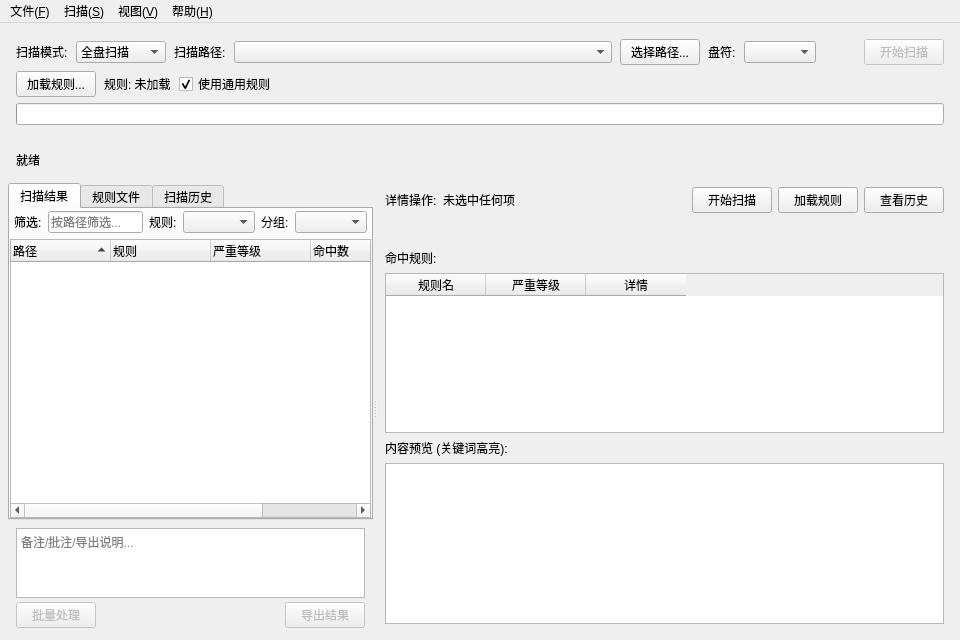
Old version of the form src/uniscan/gui/main_window.ui in the repository gookeryoung/fuscan.
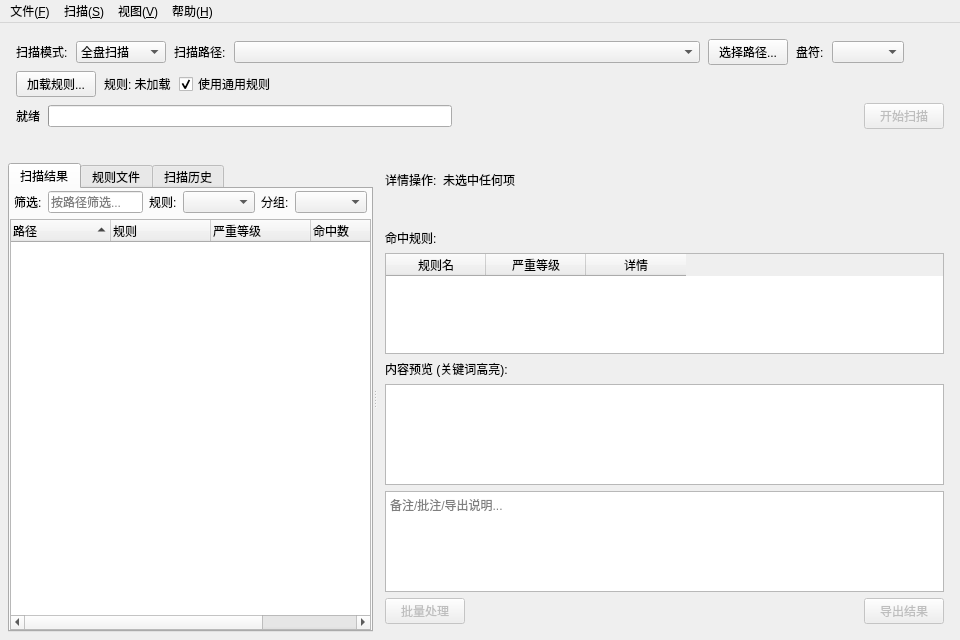
New version of the form. The open tabs and pages were chosen to show the change.

Commit message:
refactor(gui): 优化UI排布，三行工作流分区并移除冗余控件
顶部控制区重构为三行分区（扫描模式+目标/加载规则/进度+统计+扫描按钮），移除详情区空态的3个冗余按钮（开始扫描/加载规则/查看历史），将备注框和导出按钮从列表区移至详情区非空态底部，主操作区用2px深色边框突出视觉层次。

Diff of the .ui file:
```diff
--- a/src/uniscan/gui/main_window.ui
+++ b/src/uniscan/gui/main_window.ui
@@ -142,19 +142,6 @@
            </property>
           </spacer>
          </item>
-         <item>
-          <widget class="QPushButton" name="scan_btn">
-           <property name="enabled">
-            <bool>false</bool>
-           </property>
-           <property name="cursor">
-            <cursorShape>PointingHandCursor</cursorShape>
-           </property>
-           <property name="text">
-            <string>开始扫描</string>
-           </property>
-          </widget>
-         </item>
         </layout>
        </item>
        <item>
@@ -205,14 +192,54 @@
         </layout>
        </item>
        <item>
-        <widget class="QProgressBar" name="progress">
-         <property name="visible">
-          <bool>false</bool>
+        <layout class="QHBoxLayout" name="workflow_action_row">
+         <property name="spacing">
+          <number>8</number>
          </property>
-         <property name="textVisible">
-          <bool>true</bool>
-         </property>
-        </widget>
+         <item>
+          <widget class="QLabel" name="stats_label">
+           <property name="text">
+            <string>就绪</string>
+           </property>
+          </widget>
+         </item>
+         <item>
+          <widget class="QProgressBar" name="progress">
+           <property name="visible">
+            <bool>false</bool>
+           </property>
+           <property name="textVisible">
+            <bool>true</bool>
+           </property>
+          </widget>
+         </item>
+         <item>
+          <spacer name="action_row_spacer">
+           <property name="orientation">
+            <enum>Qt::Horizontal</enum>
+           </property>
+           <property name="sizeHint" stdset="0">
+            <size>
+             <width>40</width>
+             <height>20</height>
+            </size>
+           </property>
+          </spacer>
+         </item>
+         <item>
+          <widget class="QPushButton" name="scan_btn">
+           <property name="enabled">
+            <bool>false</bool>
+           </property>
+           <property name="cursor">
+            <cursorShape>PointingHandCursor</cursorShape>
+           </property>
+           <property name="text">
+            <string>开始扫描</string>
+           </property>
+          </widget>
+         </item>
+        </layout>
        </item>
        <item>
         <widget class="QLabel" name="current_file_label">
@@ -224,13 +251,6 @@
          </property>
         </widget>
        </item>
-       <item>
-        <widget class="QLabel" name="stats_label">
-         <property name="text">
-          <string>就绪</string>
-         </property>
-        </widget>
-       </item>
       </layout>
      </widget>
     </item>
@@ -525,77 +545,6 @@
           </widget>
          </widget>
         </item>
-        <item>
-         <widget class="QFrame" name="list_action_bar">
-          <layout class="QVBoxLayout" name="list_action_layout">
-           <property name="spacing">
-            <number>4</number>
-           </property>
-           <property name="leftMargin">
-            <number>8</number>
-           </property>
-           <property name="topMargin">
-            <number>4</number>
-           </property>
-           <property name="rightMargin">
-            <number>8</number>
-           </property>
-           <property name="bottomMargin">
-            <number>4</number>
-           </property>
-           <item>
-            <widget class="QPlainTextEdit" name="note_edit">
-             <property name="placeholderText">
-              <string>备注/批注/导出说明...</string>
-             </property>
-            </widget>
-           </item>
-           <item>
-            <layout class="QHBoxLayout" name="action_btn_row">
-             <item>
-              <widget class="QPushButton" name="batch_btn">
-               <property name="enabled">
-                <bool>false</bool>
-               </property>
-               <property name="toolTip">
-                <string>对选中项批量处理（预留）</string>
-               </property>
-               <property name="text">
-                <string>批量处理</string>
-               </property>
-              </widget>
-             </item>
-             <item>
-              <spacer name="action_row_spacer">
-               <property name="orientation">
-                <enum>Qt::Horizontal</enum>
-               </property>
-               <property name="sizeHint" stdset="0">
-                <size>
-                 <width>40</width>
-                 <height>20</height>
-                </size>
-               </property>
-              </spacer>
-             </item>
-             <item>
-              <widget class="QPushButton" name="export_btn">
-               <property name="enabled">
-                <bool>false</bool>
-               </property>
-               <property name="toolTip">
-                <string>导出扫描结果到文件</string>
-               </property>
-               <property name="text">
-                <string>导出结果</string>
-               </property>
-              </widget>
-             </item>
-            </layout>
-           </item>
-          </layout>
-         </widget>
-        </item>
        </layout>
       </widget>
       <widget class="QWidget" name="detail_area">
@@ -670,36 +619,6 @@
               </property>
              </spacer>
             </item>
-            <item>
-             <widget class="QPushButton" name="detail_start_btn">
-              <property name="toolTip">
-               <string>开始扫描（需先选择目标与规则）</string>
-              </property>
-              <property name="text">
-               <string>开始扫描</string>
-              </property>
-             </widget>
-            </item>
-            <item>
-             <widget class="QPushButton" name="detail_load_rules_btn">
-              <property name="toolTip">
-               <string>加载规则文件</string>
-              </property>
-              <property name="text">
-               <string>加载规则</string>
-              </property>
-             </widget>
-            </item>
-            <item>
-             <widget class="QPushButton" name="detail_view_history_btn">
-              <property name="toolTip">
-               <string>切换到扫描历史视图</string>
-              </property>
-              <property name="text">
-               <string>查看历史</string>
-              </property>
-             </widget>
-            </item>
            </layout>
           </widget>
           <widget class="QFrame" name="detail_nonempty_action">
@@ -890,6 +809,56 @@
               </property>
              </widget>
             </item>
+            <item>
+             <widget class="QPlainTextEdit" name="note_edit">
+              <property name="placeholderText">
+               <string>备注/批注/导出说明...</string>
+              </property>
+             </widget>
+            </item>
+            <item>
+             <layout class="QHBoxLayout" name="detail_export_row">
+              <item>
+               <widget class="QPushButton" name="batch_btn">
+                <property name="enabled">
+                 <bool>false</bool>
+                </property>
+                <property name="toolTip">
+                 <string>对选中项批量处理（预留）</string>
+                </property>
+                <property name="text">
+                 <string>批量处理</string>
+                </property>
+               </widget>
+              </item>
+              <item>
+               <spacer name="detail_export_spacer">
+                <property name="orientation">
+                 <enum>Qt::Horizontal</enum>
+                </property>
+                <property name="sizeHint" stdset="0">
+                 <size>
+                  <width>40</width>
+                  <height>20</height>
+                 </size>
+                </property>
+               </spacer>
+              </item>
+              <item>
+               <widget class="QPushButton" name="export_btn">
+                <property name="enabled">
+                 <bool>false</bool>
+                </property>
+                <property name="toolTip">
+                 <string>导出扫描结果到文件</string>
+                </property>
+                <property name="text">
+                 <string>导出结果</string>
+                </property>
+               </widget>
+              </item>
+             </layout>
+            </item>
            </layout>
           </widget>
          </widget>
```
The commit also changes 3 other files.
